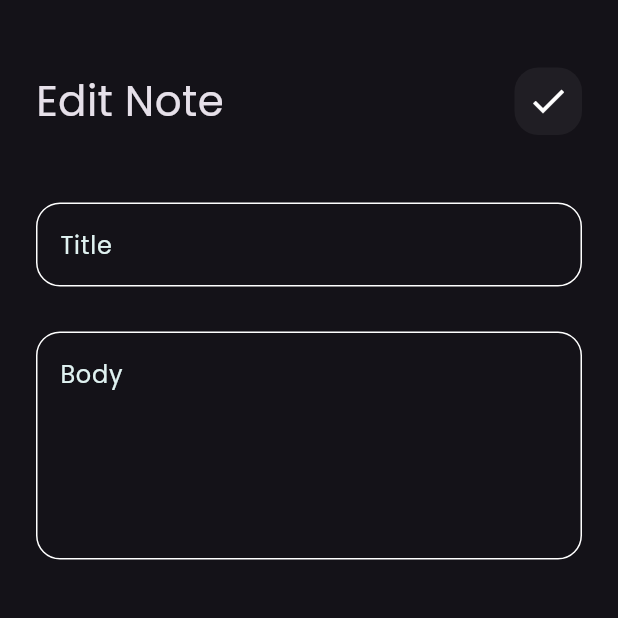
After one commit to ahmedElmasry96/notes_app, a Flutter app: the screen it shows after launch, after a tap on "Flutter Tips", on a phone screen of 412 x 824 dp, the top half of it. The commit adds this screen. Run offline on Flutter 3.47's test engine with Material 3 defaults, Android fonts, the phone set to English and light mode, and no system bars; our stand-ins replace font_awesome_flutter.

Commit message:
edit note view ui

```diff
--- a/lib/main.dart
+++ b/lib/main.dart
@@ -1,4 +1,5 @@
 import 'package:flutter/material.dart';
+import 'package:notes_app/views/edit_note_view.dart';
 import 'package:notes_app/views/notes_view.dart';
 
 void main() {
@@ -11,11 +12,16 @@ class NotesApp extends StatelessWidget {
   @override
   Widget build(BuildContext context) {
     return MaterialApp(
+      debugShowCheckedModeBanner: false,
       theme: ThemeData(
         brightness: Brightness.dark,
         fontFamily: 'Poppins'
       ),
-      home: const NotesView(),
+      routes: {
+        NotesView.id: (context) => const NotesView(),
+        EditNoteView.id: (context) => const EditNoteView(),
+      },
+      initialRoute: NotesView.id,
     );
   }
 }
--- /dev/null
+++ b/lib/views/edit_note_view.dart
@@ -0,0 +1,38 @@
+import 'package:flutter/material.dart';
+import 'package:font_awesome_flutter/font_awesome_flutter.dart';
+import 'package:notes_app/views/widgets/custom_app_bar_widget.dart';
+import 'package:notes_app/views/widgets/custom_text_field_widget.dart';
+
+class EditNoteView extends StatelessWidget {
+  const EditNoteView({super.key});
+  static String id = "editNoteView";
+  @override
+  Widget build(BuildContext context) {
+    return const Scaffold(
+      body: Padding(
+        padding: EdgeInsets.symmetric(horizontal: 24),
+        child: Column(
+          children: [
+            SizedBox(
+              height: 45,
+            ),
+            CustomAppBarWidget(icon: Icons.check, title: "Edit Note",),
+            SizedBox(
+              height: 45,
+            ),
+            CustomTextFieldWidget(
+              hintText: "Title",
+            ),
+            SizedBox(
+              height: 30,
+            ),
+            CustomTextFieldWidget(
+              maxLines: 5,
+              hintText: "Body",
+            ),
+          ],
+        ),
+      ),
+    );
+  }
+}
--- a/lib/views/notes_view.dart
+++ b/lib/views/notes_view.dart
@@ -1,11 +1,12 @@
 import 'package:flutter/material.dart';
+import 'package:font_awesome_flutter/font_awesome_flutter.dart';
 import 'package:notes_app/views/widgets/custom_app_bar_widget.dart';
 import 'package:notes_app/views/widgets/custom_note_item_widget.dart';
 import 'package:notes_app/views/widgets/modal_bottom_sheet_widget.dart';
 
 class NotesView extends StatelessWidget {
   const NotesView({super.key});
-
+  static String id = "noteView";
   @override
   Widget build(BuildContext context) {
     return Scaffold(
@@ -25,7 +26,7 @@ class NotesView extends StatelessWidget {
             const SizedBox(
               height: 45,
             ),
-            const CustomAppBarWidget(),
+            const CustomAppBarWidget(icon: Icons.search, title: "Notes",),
             const SizedBox(
               height: 20,
             ),
--- a/lib/views/widgets/custom_app_bar_widget.dart
+++ b/lib/views/widgets/custom_app_bar_widget.dart
@@ -1,16 +1,18 @@
 import 'package:flutter/material.dart';
-import 'package:notes_app/views/widgets/custom_search_icon_widget.dart';
+import 'package:font_awesome_flutter/font_awesome_flutter.dart';
+import 'package:notes_app/views/widgets/custom_icon_widget.dart';
 
 class CustomAppBarWidget extends StatelessWidget {
-  const CustomAppBarWidget({super.key});
-
+  const CustomAppBarWidget({super.key, required this.icon, required this.title});
+  final IconData icon;
+  final String title;
   @override
   Widget build(BuildContext context) {
-    return const Row(
+    return Row(
       children: [
-        Text("Notes", style: TextStyle(fontSize: 28),),
-        Spacer(),
-        CustomSearchIconWidget(),
+        Text(title, style: const TextStyle(fontSize: 28),),
+        const Spacer(),
+        CustomIconWidget(icon: icon),
       ],
     );
   }
--- a/lib/views/widgets/custom_search_icon_widget.dart
+++ b/lib/views/widgets/custom_icon_widget.dart
@@ -1,8 +1,9 @@
 import 'package:flutter/material.dart';
+import 'package:font_awesome_flutter/font_awesome_flutter.dart';
 
-class CustomSearchIconWidget extends StatelessWidget {
-  const CustomSearchIconWidget({super.key});
-
+class CustomIconWidget extends StatelessWidget {
+  const CustomIconWidget({super.key, required this.icon});
+  final IconData icon;
   @override
   Widget build(BuildContext context) {
     return Container(
@@ -12,7 +13,8 @@ class CustomSearchIconWidget extends StatelessWidget {
         borderRadius: BorderRadius.circular(16),
         color: Colors.white.withOpacity(0.05),
       ),
-      child: const Icon(Icons.search, size: 28,),
+      child: Icon(icon, size: 28,)
+
     );
   }
 }
--- a/lib/views/widgets/custom_note_item_widget.dart
+++ b/lib/views/widgets/custom_note_item_widget.dart
@@ -1,4 +1,5 @@
 import 'package:flutter/material.dart';
+import 'package:notes_app/views/edit_note_view.dart';
 class CustomNoteItemWidget extends StatelessWidget {
   const CustomNoteItemWidget({
     super.key,
@@ -6,7 +7,11 @@ class CustomNoteItemWidget extends StatelessWidget {
 
   @override
   Widget build(BuildContext context) {
-    return Container(
+    return GestureDetector(
+      onTap: () {
+        Navigator.pushNamed(context, EditNoteView.id);
+      },
+      child: Container(
         padding: const EdgeInsets.only(top: 20, bottom: 20, left: 10, right: 0),
         decoration: BoxDecoration(
           color: const Color(0xffF39C12),
@@ -29,6 +34,7 @@ class CustomNoteItemWidget extends StatelessWidget {
             )
           ],
         ),
+      ),
     );
   }
 }
--- a/pubspec.yaml
+++ b/pubspec.yaml
@@ -35,6 +35,7 @@ dependencies:
   # The following adds the Cupertino Icons font to your application.
   # Use with the CupertinoIcons class for iOS style icons.
   cupertino_icons: ^1.0.6
+  font_awesome_flutter: ^10.7.0
 
 dev_dependencies:
   flutter_test:
```
Also changed, not shown: pubspec.lock. Lines whose indentation alone changed are shown as unchanged.
